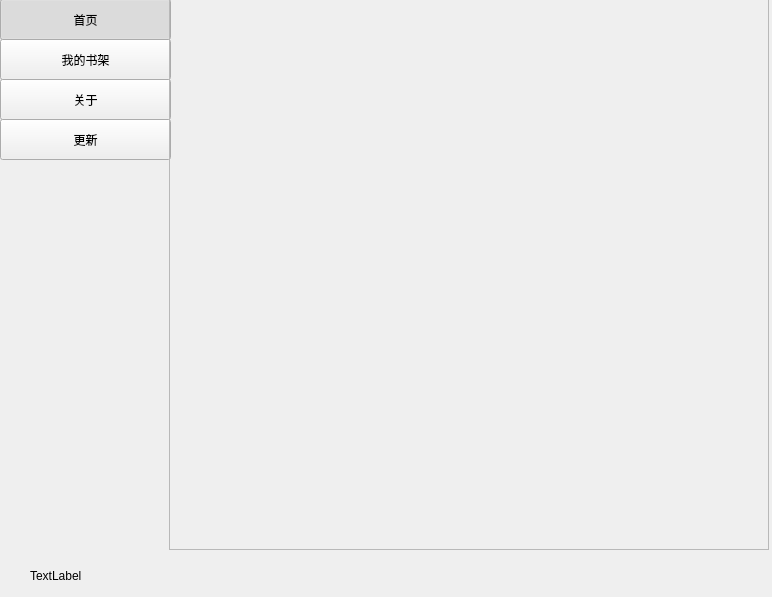
Before: the Qt Designer form qtui/Main.ui in zhangbailong945/NovelScrapy, drawn with Qt 5.
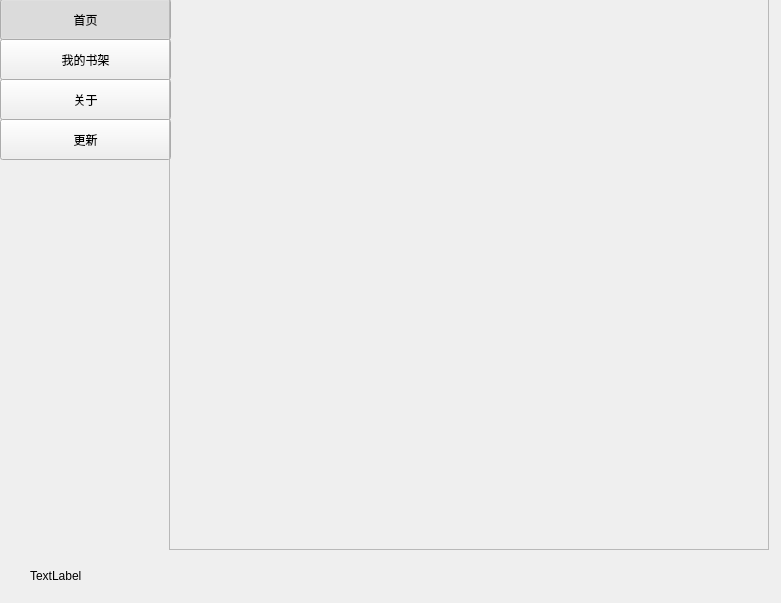
After: the same form once the commit is applied.

What changed in the file:
```diff
--- a/qtui/Main.ui
+++ b/qtui/Main.ui
@@ -6,8 +6,8 @@
    <rect>
     <x>0</x>
     <y>0</y>
-    <width>772</width>
-    <height>597</height>
+    <width>781</width>
+    <height>603</height>
    </rect>
   </property>
   <property name="windowTitle">
@@ -110,8 +110,8 @@
     <rect>
      <x>0</x>
      <y>550</y>
-     <width>771</width>
-     <height>51</height>
+     <width>781</width>
+     <height>50</height>
     </rect>
    </property>
    <widget class="QLabel" name="statusLabel">
@@ -152,10 +152,10 @@
    <widget class="QStackedWidget" name="stackedContent">
     <property name="geometry">
      <rect>
-      <x>9</x>
+      <x>10</x>
       <y>0</y>
-      <width>591</width>
-      <height>551</height>
+      <width>610</width>
+      <height>610</height>
      </rect>
     </property>
     <property name="maximumSize">
```
